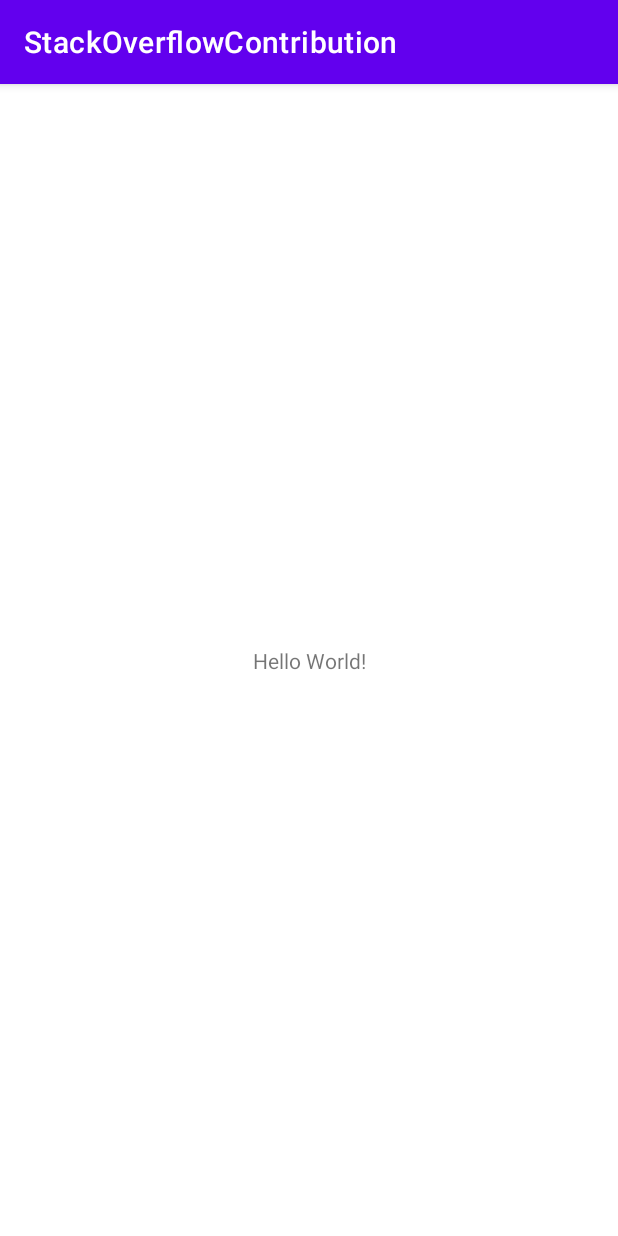
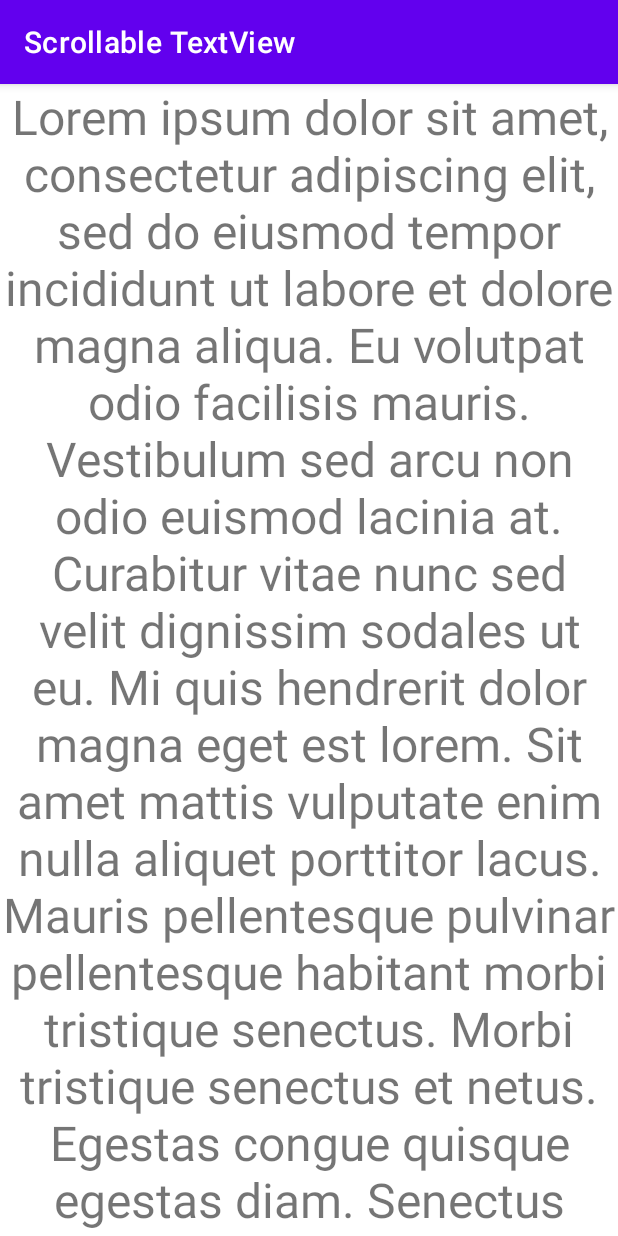
Before and after one commit to Kakyire/StackOverflowContribution, an Android app: the screen it shows after launch (MainActivity), on a phone screen of 412 x 824 dp. Run offline under Robolectric (Android 15) with nearby library versions, the phone set to English and light mode, and no system bars.

Commit message:
Contributed to scrollable textview within layout

```diff
--- a/app/src/main/res/layout/activity_main.xml
+++ b/app/src/main/res/layout/activity_main.xml
@@ -1,18 +1,37 @@
 <?xml version="1.0" encoding="utf-8"?>
-<androidx.constraintlayout.widget.ConstraintLayout xmlns:android="http://schemas.android.com/apk/res/android"
+<ScrollView xmlns:android="http://schemas.android.com/apk/res/android"
     xmlns:app="http://schemas.android.com/apk/res-auto"
-    xmlns:tools="http://schemas.android.com/tools"
     android:layout_width="match_parent"
-    android:layout_height="match_parent"
-    tools:context=".MainActivity">
+    android:layout_height="match_parent">
 
-    <TextView
-        android:layout_width="wrap_content"
-        android:layout_height="wrap_content"
-        android:text="Hello World!"
-        app:layout_constraintBottom_toBottomOf="parent"
-        app:layout_constraintLeft_toLeftOf="parent"
-        app:layout_constraintRight_toRightOf="parent"
-        app:layout_constraintTop_toTopOf="parent" />
+    <androidx.constraintlayout.widget.ConstraintLayout
+        android:id="@+id/scroll_view"
+        android:layout_width="match_parent"
+        android:layout_height="match_parent">
 
-</androidx.constraintlayout.widget.ConstraintLayout>
+        <TextView
+            android:id="@+id/description"
+            android:layout_width="match_parent"
+            android:layout_height="wrap_content"
+            android:gravity="center"
+            android:text="@string/sample_text"
+            android:textSize="32sp"
+            app:layout_constraintBottom_toTopOf="@id/text_no_items"
+            app:layout_constraintTop_toTopOf="parent" />
+
+        <TextView
+            android:id="@+id/text_no_items"
+            android:layout_width="wrap_content"
+            android:layout_height="wrap_content"
+            android:layout_marginTop="16dp"
+            android:text="No items"
+            android:textSize="48sp"
+            app:layout_constraintBottom_toBottomOf="parent"
+            app:layout_constraintEnd_toEndOf="parent"
+            app:layout_constraintStart_toStartOf="parent"
+            app:layout_constraintTop_toBottomOf="@id/description" />
+
+    </androidx.constraintlayout.widget.ConstraintLayout>
+
+
+</ScrollView>
--- a/app/src/main/res/values/strings.xml
+++ b/app/src/main/res/values/strings.xml
@@ -1,3 +1,12 @@
 <resources>
-    <string name="app_name">StackOverflowContribution</string>
+    <string name="app_name">Scrollable TextView</string>
+    <string name="sample_text">Lorem ipsum dolor sit amet, consectetur adipiscing elit, sed do eiusmod tempor incididunt ut labore et dolore magna aliqua. Eu volutpat odio facilisis mauris. Vestibulum sed arcu non odio euismod lacinia at. Curabitur vitae nunc sed velit dignissim sodales ut eu. Mi quis hendrerit dolor magna eget est lorem. Sit amet mattis vulputate enim nulla aliquet porttitor lacus. Mauris pellentesque pulvinar pellentesque habitant morbi tristique senectus. Morbi tristique senectus et netus. Egestas congue quisque egestas diam. Senectus et netus et malesuada fames ac turpis.
+
+Aliquam malesuada bibendum arcu vitae elementum curabitur vitae nunc sed. Sit amet consectetur adipiscing elit ut aliquam purus sit amet. Tortor consequat id porta nibh venenatis cras sed felis eget. Quis eleifend quam adipiscing vitae proin sagittis nisl rhoncus. Sit amet volutpat consequat mauris. Augue eget arcu dictum varius duis at consectetur lorem donec. At augue eget arcu dictum varius duis. Nec ultrices dui sapien eget mi proin sed libero enim. Nisl tincidunt eget nullam non nisi est sit amet facilisis. Arcu felis bibendum ut tristique et egestas quis. Viverra tellus in hac habitasse platea dictumst vestibulum. Id neque aliquam vestibulum morbi blandit. Erat nam at lectus urna duis convallis convallis tellus.
+
+Scelerisque mauris pellentesque pulvinar pellentesque habitant morbi tristique senectus. Lorem sed risus ultricies tristique. Nascetur ridiculus mus mauris vitae ultricies leo integer malesuada. Imperdiet proin fermentum leo vel orci. Adipiscing diam donec adipiscing tristique risus. Eleifend donec pretium vulputate sapien nec. Tempus urna et pharetra pharetra massa massa ultricies mi. Imperdiet proin fermentum leo vel. Vitae aliquet nec ullamcorper sit amet risus nullam eget felis. At elementum eu facilisis sed odio morbi. Feugiat scelerisque varius morbi enim nunc faucibus a pellentesque.
+
+Nunc non blandit massa enim nec dui nunc mattis. Vitae semper quis lectus nulla. Nec nam aliquam sem et tortor consequat. Sit amet dictum sit amet. Donec adipiscing tristique risus nec. Sed turpis tincidunt id aliquet risus feugiat in ante. Venenatis cras sed felis eget velit aliquet. Congue nisi vitae suscipit tellus mauris a. Vulputate mi sit amet mauris. Ac felis donec et odio pellentesque. Imperdiet sed euismod nisi porta lorem mollis aliquam ut porttitor. Porttitor rhoncus dolor purus non enim praesent. Nunc consequat interdum varius sit amet mattis. Mauris sit amet massa vitae tortor condimentum lacinia quis vel. Convallis tellus id interdum velit. Sit amet consectetur adipiscing elit duis tristique sollicitudin. Aliquam sem fringilla ut morbi tincidunt augue interdum velit. Ligula ullamcorper malesuada proin libero nunc. Ullamcorper malesuada proin libero nunc consequat interdum varius sit amet. Eu tincidunt tortor aliquam nulla facilisi cras fermentum odio.
+
+Quis hendrerit dolor magna eget est lorem ipsum dolor. Felis imperdiet proin fermentum leo vel orci porta non. Sed lectus vestibulum mattis ullamcorper velit sed ullamcorper morbi tincidunt. Nisi lacus sed viverra tellus in hac habitasse platea. Enim lobortis scelerisque fermentum dui faucibus in ornare. Mattis vulputate enim nulla aliquet porttitor lacus luctus accumsan. Nulla facilisi morbi tempus iaculis urna id volutpat lacus laoreet. Erat nam at lectus urna duis convallis convallis. Commodo sed egestas egestas fringilla phasellus faucibus scelerisque eleifend. Egestas purus viverra accumsan in nisl nisi scelerisque eu ultrices. Odio eu feugiat pretium nibh ipsum consequat nisl vel pretium. Imperdiet proin fermentum leo vel orci porta. A iaculis at erat pellentesque adipiscing commodo elit at. Lorem ipsum dolor sit amet consectetur adipiscing elit pellentesque habitant. Aliquam eleifend mi in nulla posuere sollicitudin aliquam ultrices. Enim nec dui nunc mattis enim. Nibh venenatis cras sed felis.</string>
 </resources>
```
